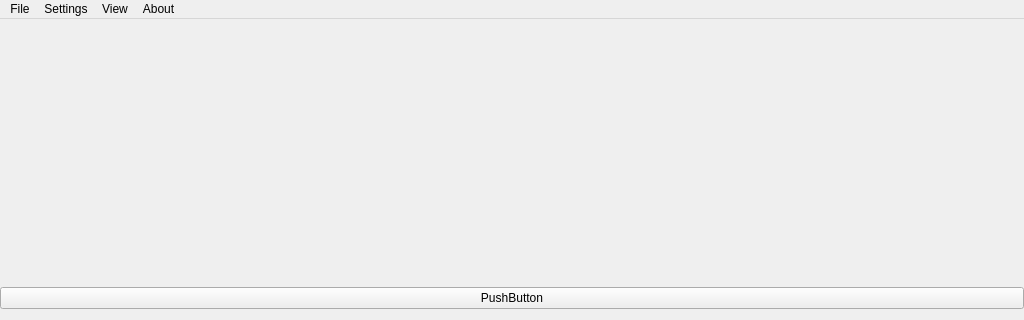
This is iVS3D/src/iVS3D-core/view/mainwindow.ui in iVS3D/iVS3D as Qt 5 draws it before an edit; both pictures show x 0 to 1024 and y 0 to 320 of the 1024 by 600 pixel window. The edited form follows.
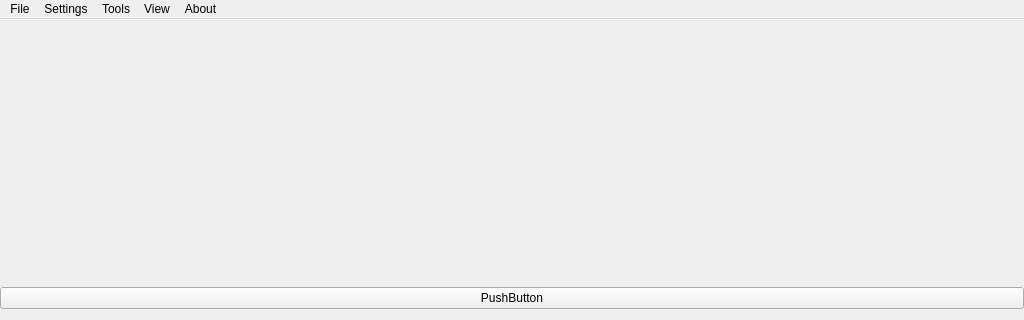
This is the edited form. Icons and pictures are not drawn.

What changed in the file:
```diff
--- a/iVS3D/src/iVS3D-core/view/mainwindow.ui
+++ b/iVS3D/src/iVS3D-core/view/mainwindow.ui
@@ -49,7 +49,7 @@
      <x>0</x>
      <y>0</y>
      <width>1024</width>
-     <height>21</height>
+     <height>20</height>
     </rect>
    </property>
    <widget class="QMenu" name="menuFile">
@@ -88,8 +88,18 @@
      <string>View</string>
     </property>
    </widget>
+   <widget class="QMenu" name="menuTools">
+    <property name="title">
+     <string>Tools</string>
+    </property>
+    <addaction name="actionUndo"/>
+    <addaction name="actionRedo"/>
+    <addaction name="separator"/>
+    <addaction name="actionReset_Boundaries"/>
+   </widget>
    <addaction name="menuFile"/>
    <addaction name="menuSettings"/>
+   <addaction name="menuTools"/>
    <addaction name="menuView"/>
    <addaction name="menuAbout"/>
   </widget>
```
Left out of the diff: 21 changed lines with no effect on the pictures.
